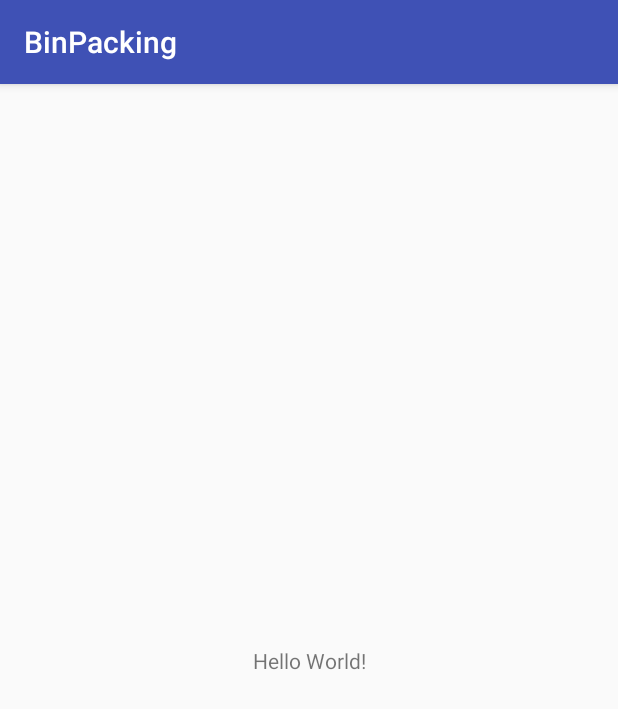
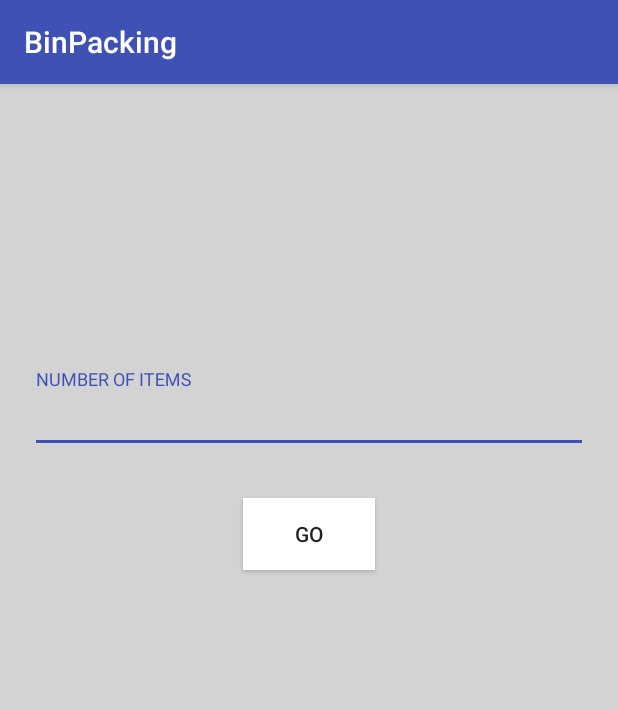
Before and after one commit to bharath-koteswarao/BinPacking, an Android app: the screen it shows after launch (MainActivity), on a phone screen of 412 x 824 dp. Shown: the top 709 px of the screen. Run offline under Robolectric (Android 15) with nearby library versions, the phone set to English and light mode, and no system bars.

Commit message:
Almost Finished

```diff
--- a/app/build.gradle
+++ b/app/build.gradle
@@ -26,5 +26,6 @@ dependencies {
     })
     compile 'com.android.support:appcompat-v7:25.3.0'
     compile 'com.android.support.constraint:constraint-layout:1.0.2'
+    compile 'com.android.support:design:25.3.0'
     testCompile 'junit:junit:4.12'
 }
--- a/app/src/main/AndroidManifest.xml
+++ b/app/src/main/AndroidManifest.xml
@@ -16,6 +16,7 @@
                 <category android:name="android.intent.category.LAUNCHER" />
             </intent-filter>
         </activity>
+        <activity android:name=".SecondActivity"></activity>
     </application>
 
 </manifest>
--- a/app/src/main/java/com/bk/binpacking/MainActivity.java
+++ b/app/src/main/java/com/bk/binpacking/MainActivity.java
@@ -1,13 +1,25 @@
 package com.bk.binpacking;
 
+import android.content.Intent;
 import android.support.v7.app.AppCompatActivity;
 import android.os.Bundle;
+import android.view.View;
+import android.widget.EditText;
 
 public class MainActivity extends AppCompatActivity {
-
+    EditText editText;
+    String n;
     @Override
     protected void onCreate(Bundle savedInstanceState) {
         super.onCreate(savedInstanceState);
         setContentView(R.layout.activity_main);
+        editText=(EditText)findViewById(R.id.itemCount);
+    }
+
+    public void go(View view) {
+        n=editText.getText().toString();
+        Intent intent=new Intent(this,SecondActivity.class);
+        intent.putExtra("number",n);
+        startActivity(intent);
     }
 }
--- a/app/src/main/res/layout/activity_main.xml
+++ b/app/src/main/res/layout/activity_main.xml
@@ -1,18 +1,31 @@
 <?xml version="1.0" encoding="utf-8"?>
-<android.support.constraint.ConstraintLayout xmlns:android="http://schemas.android.com/apk/res/android"
+<LinearLayout xmlns:android="http://schemas.android.com/apk/res/android"
     xmlns:app="http://schemas.android.com/apk/res-auto"
     xmlns:tools="http://schemas.android.com/tools"
     android:layout_width="match_parent"
     android:layout_height="match_parent"
-    tools:context="com.bk.binpacking.MainActivity">
-
-    <TextView
+    android:background="#d3d3d3"
+    android:padding="20dp"
+    tools:context="com.bk.binpacking.MainActivity"
+    android:orientation="vertical">
+    <android.support.design.widget.TextInputLayout
+        android:layout_width="match_parent"
+        android:layout_height="wrap_content"
+        android:layout_marginTop="170dp">
+        <EditText
+            android:layout_width="match_parent"
+            android:layout_height="wrap_content"
+            android:hint="NUMBER OF ITEMS"
+            android:inputType="number"
+            android:id="@+id/itemCount"
+            />
+    </android.support.design.widget.TextInputLayout>
+    <Button
         android:layout_width="wrap_content"
         android:layout_height="wrap_content"
-        android:text="Hello World!"
-        app:layout_constraintBottom_toBottomOf="parent"
-        app:layout_constraintLeft_toLeftOf="parent"
-        app:layout_constraintRight_toRightOf="parent"
-        app:layout_constraintTop_toTopOf="parent" />
-
-</android.support.constraint.ConstraintLayout>
+        android:layout_marginTop="30dp"
+        android:text="GO"
+        android:onClick="go"
+        android:background="@android:color/white"
+        android:layout_gravity="center"/>
+</LinearLayout>
--- a/app/src/main/res/values/colors.xml
+++ b/app/src/main/res/values/colors.xml
@@ -2,5 +2,5 @@
 <resources>
     <color name="colorPrimary">#3F51B5</color>
     <color name="colorPrimaryDark">#303F9F</color>
-    <color name="colorAccent">#FF4081</color>
+    <color name="colorAccent">#3F51B5</color>
 </resources>
```
Also changed, not shown: app/src/main/java/com/bk/binpacking/SecondActivity.java (added, +26 -0 lines), app/src/main/res/layout/activity_second.xml (added, +17 -0 lines).
